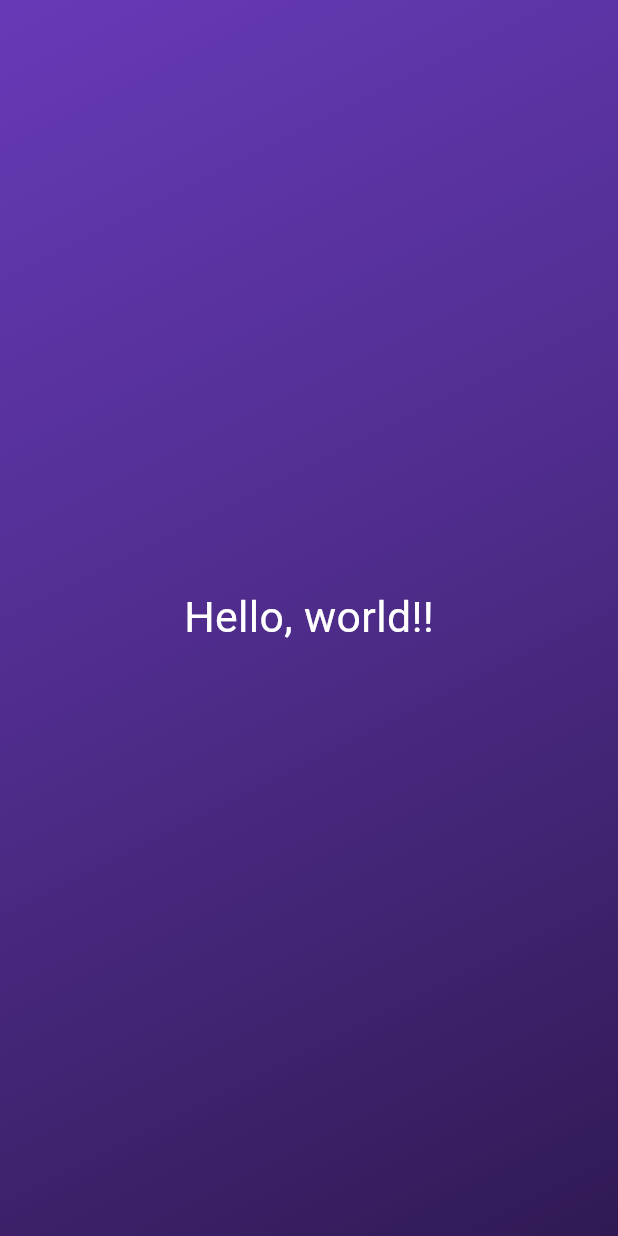
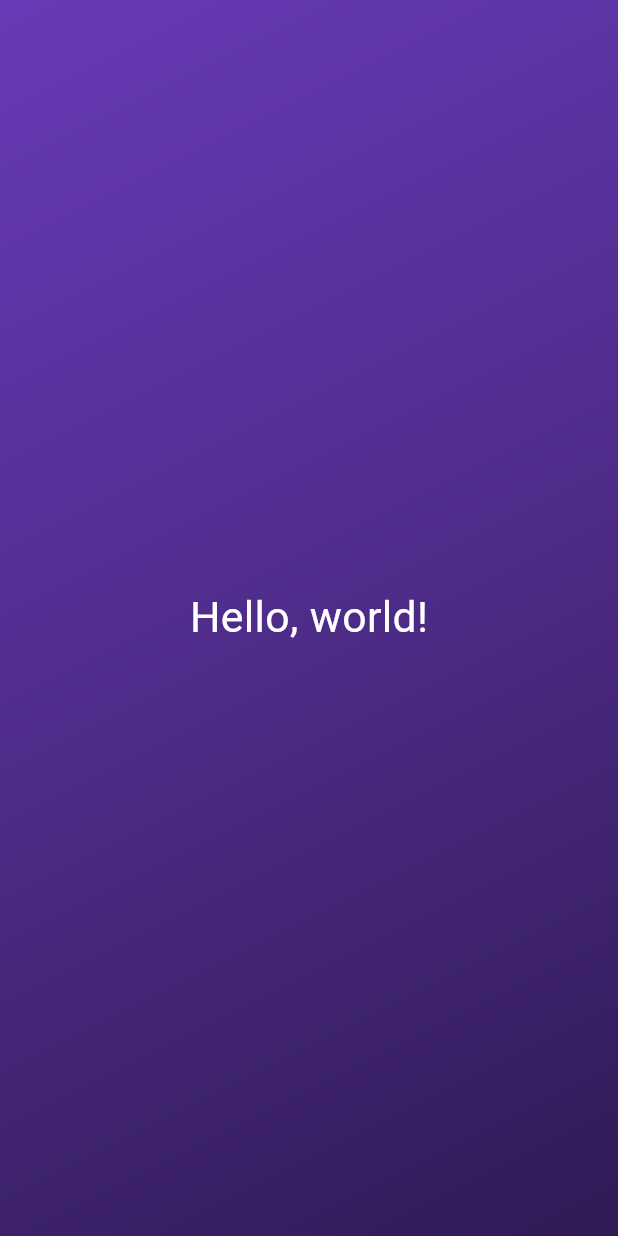
Before and after one commit to 9oHigh/usket.Flutter, a Flutter app: the screen it shows after launch, on a phone screen of 412 x 824 dp. Run offline on Flutter 3.47's test engine with Material 3 defaults, Android fonts, the phone set to English and light mode, and no system bars.

Commit message:
feat: 매개변수를 통한 커스텀 위젯

```diff
--- a/dice_project/lib/gradient_container.dart
+++ b/dice_project/lib/gradient_container.dart
@@ -13,32 +13,25 @@ var endAlignment = Alignment.bottomRight;
 // 성능 최적화 ( 내부 )
 const newAlignment = Alignment.bottomRight;
 
-
 // 타입을 옵셔널하게 선언한 이후, 값을 넣어 사용할 수 있음
 Alignment? myAlignment;
 
 class GradientContainer extends StatelessWidget {
 
-  const GradientContainer({super.key});
+  const GradientContainer(this.colors, {super.key});
+  final List<Color> colors;
 
   @override
   Widget build(BuildContext context) {
-
     return Container(
       decoration: BoxDecoration(
         gradient: LinearGradient(
-          colors: const [
-            Colors.deepPurple,
-            Color.fromARGB(255, 78, 44, 138),
-            Color.fromARGB(255, 48, 26, 84)
-          ],
+          colors: colors,
           begin: startAlignment,
           end: endAlignment,
         ),
       ),
-      child: const Center(
-        child: StyledText(),
-      ),
+      child: const Center(child: StyledText('Hello, world!')),
     );
   }
 }
--- a/dice_project/lib/main.dart
+++ b/dice_project/lib/main.dart
@@ -6,7 +6,11 @@ void main() {
     const MaterialApp(
       home: Scaffold(
         backgroundColor: Color.fromARGB(255, 74, 24, 159),
-        body: GradientContainer(),
+        body: GradientContainer([
+          Colors.deepPurple,
+          Color.fromARGB(255, 78, 44, 138),
+          Color.fromARGB(255, 48, 26, 84),
+        ]),
       ),
     ),
   );
--- a/dice_project/lib/styled_text.dart
+++ b/dice_project/lib/styled_text.dart
@@ -2,13 +2,14 @@ import 'package:flutter/material.dart';
 
 class StyledText extends StatelessWidget {
 
-  const StyledText({super.key});
+  const StyledText(this.text, {super.key});
+  final String text;
 
   @override
   Widget build(BuildContext context) {
-    return const Text(
-      "Hello, world!!",
-      style: TextStyle(color: Colors.white, fontSize: 28.5),
+    return Text(
+      text,
+      style: const TextStyle(color: Colors.white, fontSize: 28.5),
     );
   }
 }
```
